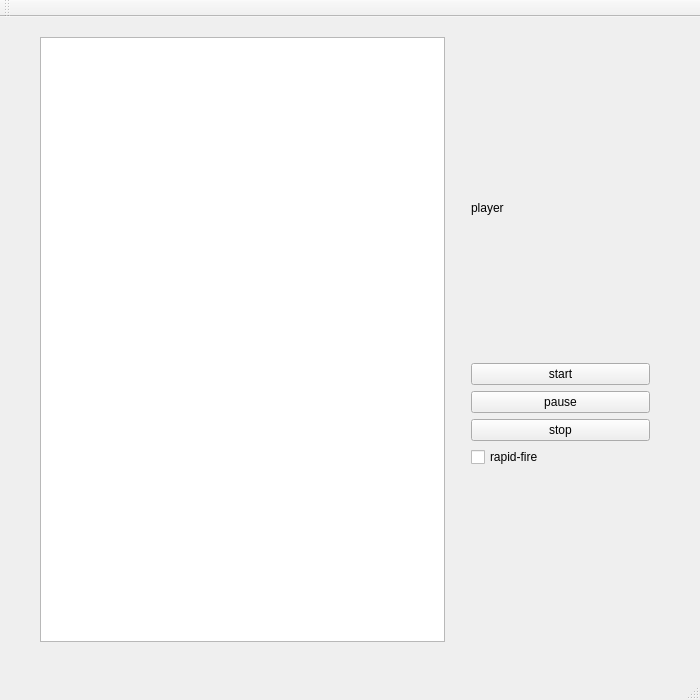
Qt form shooting_game/mainwindow.ui (ZhuMon/Shooting_Game) before a commit.
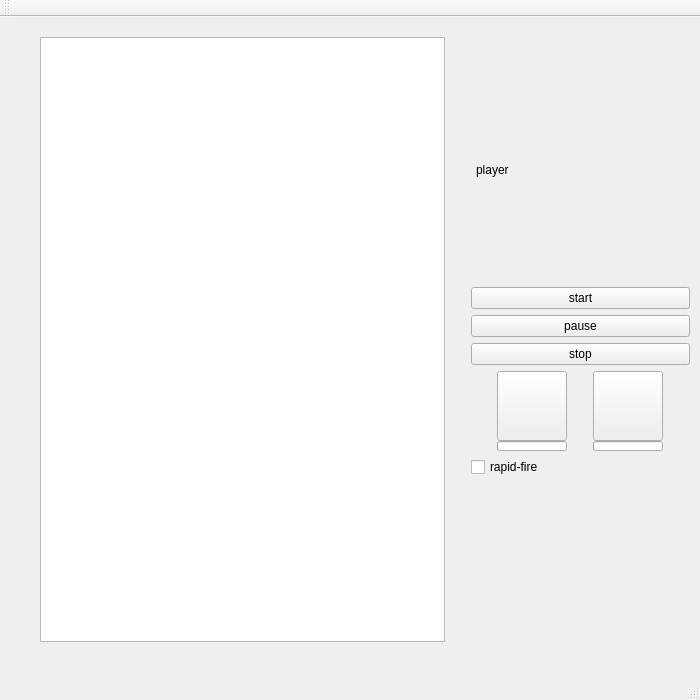
The same form after that commit.

Commit message: Add "doublebullet"&"heal"skill

The edit to the form file:
```diff
--- a/shooting_game/mainwindow.ui
+++ b/shooting_game/mainwindow.ui
@@ -78,11 +78,14 @@
      <rect>
       <x>460</x>
       <y>30</y>
-      <width>201</width>
-      <height>431</height>
+      <width>241</width>
+      <height>441</height>
      </rect>
     </property>
-    <layout class="QVBoxLayout" name="player_status">
+    <layout class="QVBoxLayout" name="player_status" stretch="0,0,0,0,0,0">
+     <property name="sizeConstraint">
+      <enum>QLayout::SetNoConstraint</enum>
+     </property>
      <item>
       <layout class="QHBoxLayout" name="playerHP">
        <property name="spacing">
@@ -231,6 +234,110 @@
        </property>
       </widget>
      </item>
+     <item>
+      <layout class="QGridLayout" name="gridLayout">
+       <property name="sizeConstraint">
+        <enum>QLayout::SetNoConstraint</enum>
+       </property>
+       <property name="spacing">
+        <number>0</number>
+       </property>
+       <item row="1" column="0">
+        <widget class="QProgressBar" name="doubleshot_cd">
+         <property name="sizePolicy">
+          <sizepolicy hsizetype="Fixed" vsizetype="Fixed">
+           <horstretch>0</horstretch>
+           <verstretch>0</verstretch>
+          </sizepolicy>
+         </property>
+         <property name="maximumSize">
+          <size>
+           <width>70</width>
+           <height>10</height>
+          </size>
+         </property>
+         <property name="maximum">
+          <number>20</number>
+         </property>
+         <property name="value">
+          <number>0</number>
+         </property>
+         <property name="textVisible">
+          <bool>false</bool>
+         </property>
+         <property name="format">
+          <string>%p%</string>
+         </property>
+        </widget>
+       </item>
+       <item row="0" column="0">
+        <widget class="QPushButton" name="doubleshot">
+         <property name="sizePolicy">
+          <sizepolicy hsizetype="Fixed" vsizetype="Fixed">
+           <horstretch>0</horstretch>
+           <verstretch>0</verstretch>
+          </sizepolicy>
+         </property>
+         <property name="maximumSize">
+          <size>
+           <width>70</width>
+           <height>70</height>
+          </size>
+         </property>
+         <property name="text">
+          <string/>
+         </property>
+        </widget>
+       </item>
+       <item row="0" column="1">
+        <widget class="QPushButton" name="heal">
+         <property name="sizePolicy">
+          <sizepolicy hsizetype="Fixed" vsizetype="Fixed">
+           <horstretch>0</horstretch>
+           <verstretch>0</verstretch>
+          </sizepolicy>
+         </property>
+         <property name="maximumSize">
+          <size>
+           <width>70</width>
+           <height>70</height>
+          </size>
+         </property>
+         <property name="text">
+          <string/>
+         </property>
+        </widget>
+       </item>
+       <item row="1" column="1">
+        <widget class="QProgressBar" name="heal_cd">
+         <property name="sizePolicy">
+          <sizepolicy hsizetype="Fixed" vsizetype="Fixed">
+           <horstretch>0</horstretch>
+           <verstretch>0</verstretch>
+          </sizepolicy>
+         </property>
+         <property name="maximumSize">
+          <size>
+           <width>70</width>
+           <height>10</height>
+          </size>
+         </property>
+         <property name="maximum">
+          <number>40</number>
+         </property>
+         <property name="value">
+          <number>0</number>
+         </property>
+         <property name="textVisible">
+          <bool>false</bool>
+         </property>
+         <property name="format">
+          <string>%p%</string>
+         </property>
+        </widget>
+       </item>
+      </layout>
+     </item>
      <item>
       <widget class="QCheckBox" name="rapid_fire">
        <property name="text">
```
The commit also changes 7 other files.
